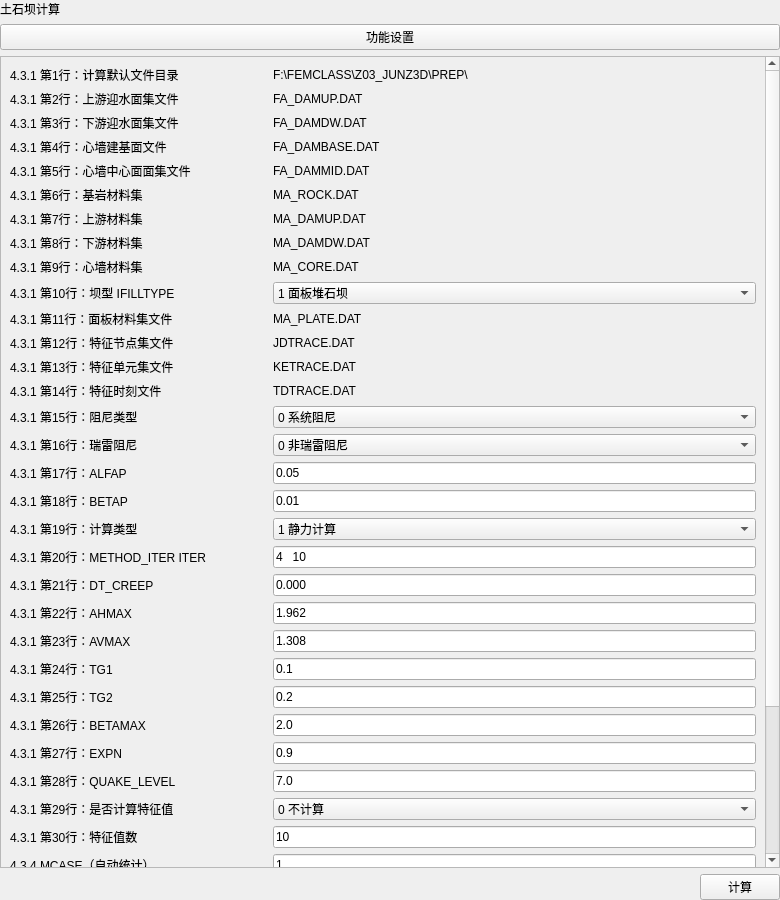
Before: the Qt Designer form plugins/Base_Slover/DamAnalysisWidget.ui in asd977/base_cae, drawn with Qt 5.
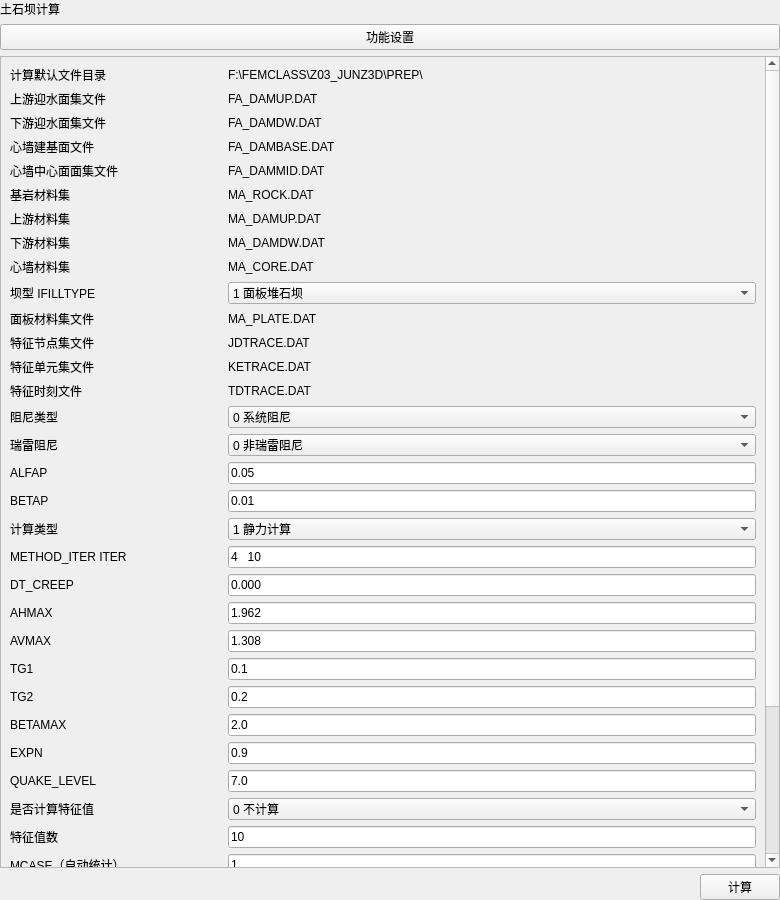
After: the same form once the commit is applied.

Commit message: chore(ui): remove section-number prefixes from IFILL labels

Diff of the .ui file:
```diff
--- a/plugins/Base_Slover/DamAnalysisWidget.ui
+++ b/plugins/Base_Slover/DamAnalysisWidget.ui
@@ -18,75 +18,75 @@
      <property name="widgetResizable"><bool>true</bool></property>
      <widget class="QWidget" name="scrollAreaWidgetContents">
       <layout class="QFormLayout" name="formLayoutIfill">
-       <item row="0" column="0"><widget class="QLabel" name="labelLine1"><property name="text"><string>4.3.1 第1行：计算默认文件目录</string></property></widget></item>
+       <item row="0" column="0"><widget class="QLabel" name="labelLine1"><property name="text"><string>计算默认文件目录</string></property></widget></item>
        <item row="0" column="1"><widget class="QLabel" name="line1Value"><property name="text"><string>F:\FEMCLASS\Z03_JUNZ3D\PREP\</string></property></widget></item>
-       <item row="1" column="0"><widget class="QLabel" name="labelLine2"><property name="text"><string>4.3.1 第2行：上游迎水面集文件</string></property></widget></item>
+       <item row="1" column="0"><widget class="QLabel" name="labelLine2"><property name="text"><string>上游迎水面集文件</string></property></widget></item>
        <item row="1" column="1"><widget class="QLabel" name="line2Value"><property name="text"><string>FA_DAMUP.DAT</string></property></widget></item>
-       <item row="2" column="0"><widget class="QLabel" name="labelLine3"><property name="text"><string>4.3.1 第3行：下游迎水面集文件</string></property></widget></item>
+       <item row="2" column="0"><widget class="QLabel" name="labelLine3"><property name="text"><string>下游迎水面集文件</string></property></widget></item>
        <item row="2" column="1"><widget class="QLabel" name="line3Value"><property name="text"><string>FA_DAMDW.DAT</string></property></widget></item>
-       <item row="3" column="0"><widget class="QLabel" name="labelLine4"><property name="text"><string>4.3.1 第4行：心墙建基面文件</string></property></widget></item>
+       <item row="3" column="0"><widget class="QLabel" name="labelLine4"><property name="text"><string>心墙建基面文件</string></property></widget></item>
        <item row="3" column="1"><widget class="QLabel" name="line4Value"><property name="text"><string>FA_DAMBASE.DAT</string></property></widget></item>
-       <item row="4" column="0"><widget class="QLabel" name="labelLine5"><property name="text"><string>4.3.1 第5行：心墙中心面面集文件</string></property></widget></item>
+       <item row="4" column="0"><widget class="QLabel" name="labelLine5"><property name="text"><string>心墙中心面面集文件</string></property></widget></item>
        <item row="4" column="1"><widget class="QLabel" name="line5Value"><property name="text"><string>FA_DAMMID.DAT</string></property></widget></item>
-       <item row="5" column="0"><widget class="QLabel" name="labelLine6"><property name="text"><string>4.3.1 第6行：基岩材料集</string></property></widget></item>
+       <item row="5" column="0"><widget class="QLabel" name="labelLine6"><property name="text"><string>基岩材料集</string></property></widget></item>
        <item row="5" column="1"><widget class="QLabel" name="line6Value"><property name="text"><string>MA_ROCK.DAT</string></property></widget></item>
-       <item row="6" column="0"><widget class="QLabel" name="labelLine7"><property name="text"><string>4.3.1 第7行：上游材料集</string></property></widget></item>
+       <item row="6" column="0"><widget class="QLabel" name="labelLine7"><property name="text"><string>上游材料集</string></property></widget></item>
        <item row="6" column="1"><widget class="QLabel" name="line7Value"><property name="text"><string>MA_DAMUP.DAT</string></property></widget></item>
-       <item row="7" column="0"><widget class="QLabel" name="labelLine8"><property name="text"><string>4.3.1 第8行：下游材料集</string></property></widget></item>
+       <item row="7" column="0"><widget class="QLabel" name="labelLine8"><property name="text"><string>下游材料集</string></property></widget></item>
        <item row="7" column="1"><widget class="QLabel" name="line8Value"><property name="text"><string>MA_DAMDW.DAT</string></property></widget></item>
-       <item row="8" column="0"><widget class="QLabel" name="labelLine9"><property name="text"><string>4.3.1 第9行：心墙材料集</string></property></widget></item>
+       <item row="8" column="0"><widget class="QLabel" name="labelLine9"><property name="text"><string>心墙材料集</string></property></widget></item>
        <item row="8" column="1"><widget class="QLabel" name="line9Value"><property name="text"><string>MA_CORE.DAT</string></property></widget></item>
-       <item row="9" column="0"><widget class="QLabel" name="labelLine10"><property name="text"><string>4.3.1 第10行：坝型 IFILLTYPE</string></property></widget></item>
+       <item row="9" column="0"><widget class="QLabel" name="labelLine10"><property name="text"><string>坝型 IFILLTYPE</string></property></widget></item>
        <item row="9" column="1"><widget class="QComboBox" name="comboLine10"><item><property name="text"><string>1 面板堆石坝</string></property></item><item><property name="text"><string>2 心墙堆石坝</string></property></item><item><property name="text"><string>3 沥青心墙堆石坝</string></property></item><item><property name="text"><string>4 均质坝</string></property></item></widget></item>
-       <item row="10" column="0"><widget class="QLabel" name="labelLine11"><property name="text"><string>4.3.1 第11行：面板材料集文件</string></property></widget></item>
+       <item row="10" column="0"><widget class="QLabel" name="labelLine11"><property name="text"><string>面板材料集文件</string></property></widget></item>
        <item row="10" column="1"><widget class="QLabel" name="line11Value"><property name="text"><string>MA_PLATE.DAT</string></property></widget></item>
-       <item row="11" column="0"><widget class="QLabel" name="labelLine12"><property name="text"><string>4.3.1 第12行：特征节点集文件</string></property></widget></item>
+       <item row="11" column="0"><widget class="QLabel" name="labelLine12"><property name="text"><string>特征节点集文件</string></property></widget></item>
        <item row="11" column="1"><widget class="QLabel" name="line12Value"><property name="text"><string>JDTRACE.DAT</string></property></widget></item>
-       <item row="12" column="0"><widget class="QLabel" name="labelLine13"><property name="text"><string>4.3.1 第13行：特征单元集文件</string></property></widget></item>
+       <item row="12" column="0"><widget class="QLabel" name="labelLine13"><property name="text"><string>特征单元集文件</string></property></widget></item>
        <item row="12" column="1"><widget class="QLabel" name="line13Value"><property name="text"><string>KETRACE.DAT</string></property></widget></item>
-       <item row="13" column="0"><widget class="QLabel" name="labelLine14"><property name="text"><string>4.3.1 第14行：特征时刻文件</string></property></widget></item>
+       <item row="13" column="0"><widget class="QLabel" name="labelLine14"><property name="text"><string>特征时刻文件</string></property></widget></item>
        <item row="13" column="1"><widget class="QLabel" name="line14Value"><property name="text"><string>TDTRACE.DAT</string></property></widget></item>
-       <item row="14" column="0"><widget class="QLabel" name="labelLine15"><property name="text"><string>4.3.1 第15行：阻尼类型</string></property></widget></item>
+       <item row="14" column="0"><widget class="QLabel" name="labelLine15"><property name="text"><string>阻尼类型</string></property></widget></item>
        <item row="14" column="1"><widget class="QComboBox" name="comboLine15"><item><property name="text"><string>0 系统阻尼</string></property></item><item><property name="text"><string>1 分材料阻尼</string></property></item></widget></item>
-       <item row="15" column="0"><widget class="QLabel" name="labelLine16"><property name="text"><string>4.3.1 第16行：瑞雷阻尼</string></property></widget></item>
+       <item row="15" column="0"><widget class="QLabel" name="labelLine16"><property name="text"><string>瑞雷阻尼</string></property></widget></item>
        <item row="15" column="1"><widget class="QComboBox" name="comboLine16"><item><property name="text"><string>0 非瑞雷阻尼</string></property></item><item><property name="text"><string>1 瑞雷阻尼</string></property></item></widget></item>
-       <item row="16" column="0"><widget class="QLabel" name="labelLine17"><property name="text"><string>4.3.1 第17行：ALFAP</string></property></widget></item>
+       <item row="16" column="0"><widget class="QLabel" name="labelLine17"><property name="text"><string>ALFAP</string></property></widget></item>
        <item row="16" column="1"><widget class="QLineEdit" name="editLine17"><property name="text"><string>0.05</string></property></widget></item>
-       <item row="17" column="0"><widget class="QLabel" name="labelLine18"><property name="text"><string>4.3.1 第18行：BETAP</string></property></widget></item>
+       <item row="17" column="0"><widget class="QLabel" name="labelLine18"><property name="text"><string>BETAP</string></property></widget></item>
        <item row="17" column="1"><widget class="QLineEdit" name="editLine18"><property name="text"><string>0.01</string></property></widget></item>
-       <item row="18" column="0"><widget class="QLabel" name="labelLine19"><property name="text"><string>4.3.1 第19行：计算类型</string></property></widget></item>
+       <item row="18" column="0"><widget class="QLabel" name="labelLine19"><property name="text"><string>计算类型</string></property></widget></item>
        <item row="18" column="1"><widget class="QComboBox" name="comboLine19"><item><property name="text"><string>1 静力计算</string></property></item><item><property name="text"><string>2 动力计算</string></property></item><item><property name="text"><string>3 静动力全部计算</string></property></item></widget></item>
-       <item row="19" column="0"><widget class="QLabel" name="labelLine20"><property name="text"><string>4.3.1 第20行：METHOD_ITER ITER</string></property></widget></item>
+       <item row="19" column="0"><widget class="QLabel" name="labelLine20"><property name="text"><string>METHOD_ITER ITER</string></property></widget></item>
        <item row="19" column="1"><widget class="QLineEdit" name="editLine20"><property name="text"><string>4   10</string></property></widget></item>
-       <item row="20" column="0"><widget class="QLabel" name="labelLine21"><property name="text"><string>4.3.1 第21行：DT_CREEP</string></property></widget></item>
+       <item row="20" column="0"><widget class="QLabel" name="labelLine21"><property name="text"><string>DT_CREEP</string></property></widget></item>
        <item row="20" column="1"><widget class="QLineEdit" name="editLine21"><property name="text"><string>0.000</string></property></widget></item>
-       <item row="21" column="0"><widget class="QLabel" name="labelLine22"><property name="text"><string>4.3.1 第22行：AHMAX</string></property></widget></item>
+       <item row="21" column="0"><widget class="QLabel" name="labelLine22"><property name="text"><string>AHMAX</string></property></widget></item>
        <item row="21" column="1"><widget class="QLineEdit" name="editLine22"><property name="text"><string>1.962</string></property></widget></item>
-       <item row="22" column="0"><widget class="QLabel" name="labelLine23"><property name="text"><string>4.3.1 第23行：AVMAX</string></property></widget></item>
+       <item row="22" column="0"><widget class="QLabel" name="labelLine23"><property name="text"><string>AVMAX</string></property></widget></item>
        <item row="22" column="1"><widget class="QLineEdit" name="editLine23"><property name="text"><string>1.308</string></property></widget></item>
-       <item row="23" column="0"><widget class="QLabel" name="labelLine24"><property name="text"><string>4.3.1 第24行：TG1</string></property></widget></item>
+       <item row="23" column="0"><widget class="QLabel" name="labelLine24"><property name="text"><string>TG1</string></property></widget></item>
        <item row="23" column="1"><widget class="QLineEdit" name="editLine24"><property name="text"><string>0.1</string></property></widget></item>
-       <item row="24" column="0"><widget class="QLabel" name="labelLine25"><property name="text"><string>4.3.1 第25行：TG2</string></property></widget></item>
+       <item row="24" column="0"><widget class="QLabel" name="labelLine25"><property name="text"><string>TG2</string></property></widget></item>
        <item row="24" column="1"><widget class="QLineEdit" name="editLine25"><property name="text"><string>0.2</string></property></widget></item>
-       <item row="25" column="0"><widget class="QLabel" name="labelLine26"><property name="text"><string>4.3.1 第26行：BETAMAX</string></property></widget></item>
+       <item row="25" column="0"><widget class="QLabel" name="labelLine26"><property name="text"><string>BETAMAX</string></property></widget></item>
        <item row="25" column="1"><widget class="QLineEdit" name="editLine26"><property name="text"><string>2.0</string></property></widget></item>
-       <item row="26" column="0"><widget class="QLabel" name="labelLine27"><property name="text"><string>4.3.1 第27行：EXPN</string></property></widget></item>
+       <item row="26" column="0"><widget class="QLabel" name="labelLine27"><property name="text"><string>EXPN</string></property></widget></item>
        <item row="26" column="1"><widget class="QLineEdit" name="editLine27"><property name="text"><string>0.9</string></property></widget></item>
-       <item row="27" column="0"><widget class="QLabel" name="labelLine28"><property name="text"><string>4.3.1 第28行：QUAKE_LEVEL</string></property></widget></item>
+       <item row="27" column="0"><widget class="QLabel" name="labelLine28"><property name="text"><string>QUAKE_LEVEL</string></property></widget></item>
        <item row="27" column="1"><widget class="QLineEdit" name="editLine28"><property name="text"><string>7.0</string></property></widget></item>
-       <item row="28" column="0"><widget class="QLabel" name="labelLine29"><property name="text"><string>4.3.1 第29行：是否计算特征值</string></property></widget></item>
+       <item row="28" column="0"><widget class="QLabel" name="labelLine29"><property name="text"><string>是否计算特征值</string></property></widget></item>
        <item row="28" column="1"><widget class="QComboBox" name="comboLine29"><item><property name="text"><string>0 不计算</string></property></item><item><property name="text"><string>1 计算</string></property></item></widget></item>
-       <item row="29" column="0"><widget class="QLabel" name="labelLine30"><property name="text"><string>4.3.1 第30行：特征值数</string></property></widget></item>
+       <item row="29" column="0"><widget class="QLabel" name="labelLine30"><property name="text"><string>特征值数</string></property></widget></item>
        <item row="29" column="1"><widget class="QLineEdit" name="editLine30"><property name="text"><string>10</string></property></widget></item>
-       <item row="30" column="0"><widget class="QLabel" name="labelMCase"><property name="text"><string>4.3.4 MCASE（自动统计）</string></property></widget></item>
+       <item row="30" column="0"><widget class="QLabel" name="labelMCase"><property name="text"><string>MCASE（自动统计）</string></property></widget></item>
        <item row="30" column="1"><widget class="QLineEdit" name="editMCase"><property name="readOnly"><bool>true</bool></property><property name="text"><string>1</string></property></widget></item>
-       <item row="31" column="0"><widget class="QLabel" name="labelX"><property name="text"><string>4.3.2(1) X1 X2 X3</string></property></widget></item>
+       <item row="31" column="0"><widget class="QLabel" name="labelX"><property name="text"><string>X1 X2 X3</string></property></widget></item>
        <item row="31" column="1"><widget class="QLineEdit" name="editX"><property name="text"><string>0.000000  0.000000  0.000000</string></property></widget></item>
-       <item row="32" column="0"><widget class="QLabel" name="labelAlfa"><property name="text"><string>4.3.2(2) α1 α2 α3</string></property></widget></item>
+       <item row="32" column="0"><widget class="QLabel" name="labelAlfa"><property name="text"><string>α1 α2 α3</string></property></widget></item>
        <item row="32" column="1"><widget class="QLineEdit" name="editAlfa"><property name="text"><string>0.000000  0.000000  0.000000</string></property></widget></item>
-       <item row="33" column="0"><widget class="QLabel" name="labelAxis"><property name="text"><string>4.3.2(3) IXUPDW XAMID YAMID XBMID YBMID</string></property></widget></item>
+       <item row="33" column="0"><widget class="QLabel" name="labelAxis"><property name="text"><string>IXUPDW XAMID YAMID XBMID YBMID</string></property></widget></item>
        <item row="33" column="1"><widget class="QLineEdit" name="editAxis"><property name="text"><string>1  3  0.000000  0.000000  0.000000  0.000000</string></property></widget></item>
-       <item row="34" column="0"><widget class="QLabel" name="labelRock"><property name="text"><string>4.3.3 IFROCK IFISO</string></property></widget></item>
+       <item row="34" column="0"><widget class="QLabel" name="labelRock"><property name="text"><string>IFROCK IFISO</string></property></widget></item>
        <item row="34" column="1"><widget class="QLineEdit" name="editRock"><property name="text"><string>1  0</string></property></widget></item>
        <item row="35" column="0"><widget class="QLabel" name="labelSummary"><property name="text"><string>当前配置摘要</string></property></widget></item>
        <item row="35" column="1"><widget class="QLabel" name="summaryLabel"><property name="wordWrap"><bool>true</bool></property></widget></item>
```
